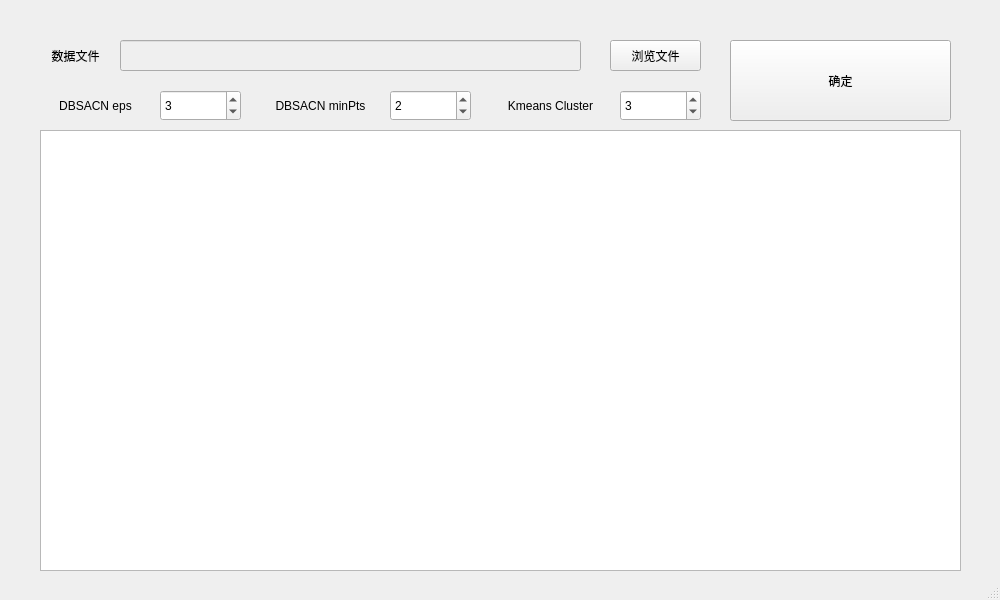
Kuludu/DRML, file UI/mainwindow.ui: the form before one commit.
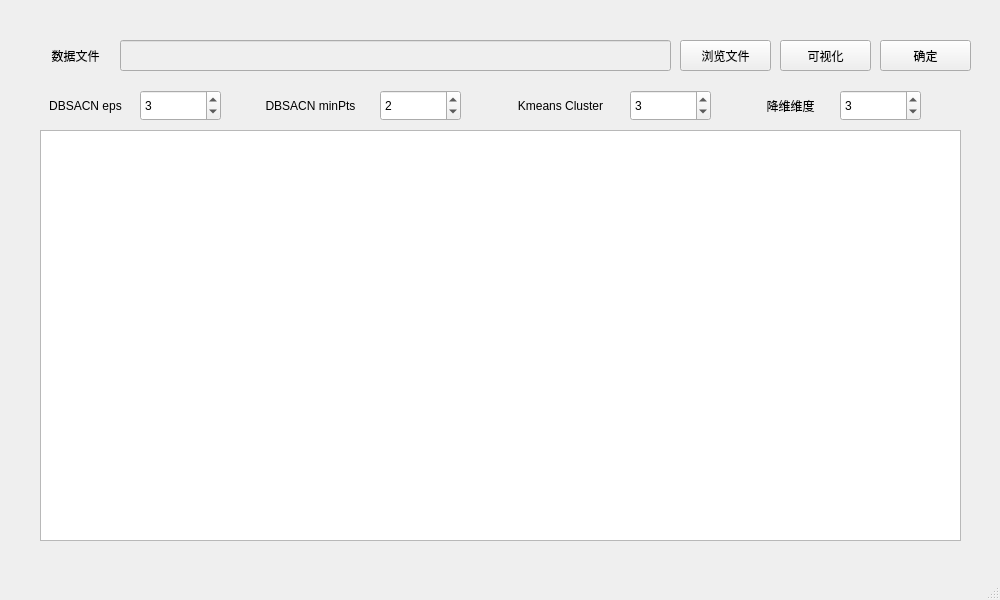
The form after the commit.

Diff of the .ui file:
```diff
--- a/UI/mainwindow.ui
+++ b/UI/mainwindow.ui
@@ -29,10 +29,10 @@
    <widget class="QPushButton" name="submit">
     <property name="geometry">
      <rect>
-      <x>730</x>
+      <x>880</x>
       <y>40</y>
-      <width>221</width>
-      <height>81</height>
+      <width>91</width>
+      <height>31</height>
      </rect>
     </property>
     <property name="text">
@@ -63,7 +63,7 @@
      <rect>
       <x>120</x>
       <y>40</y>
-      <width>461</width>
+      <width>551</width>
       <height>31</height>
      </rect>
     </property>
@@ -74,7 +74,7 @@
    <widget class="QPushButton" name="browse_file">
     <property name="geometry">
      <rect>
-      <x>610</x>
+      <x>680</x>
       <y>40</y>
       <width>91</width>
       <height>31</height>
@@ -93,7 +93,7 @@
       <x>40</x>
       <y>130</y>
       <width>921</width>
-      <height>441</height>
+      <height>411</height>
      </rect>
     </property>
     <property name="editTriggers">
@@ -121,7 +121,7 @@
    <widget class="QSpinBox" name="minpts">
     <property name="geometry">
      <rect>
-      <x>390</x>
+      <x>380</x>
       <y>90</y>
       <width>81</width>
       <height>31</height>
@@ -134,7 +134,7 @@
    <widget class="QLabel" name="label_4">
     <property name="geometry">
      <rect>
-      <x>50</x>
+      <x>40</x>
       <y>90</y>
       <width>91</width>
       <height>31</height>
@@ -150,7 +150,7 @@
    <widget class="QLabel" name="label_5">
     <property name="geometry">
      <rect>
-      <x>270</x>
+      <x>260</x>
       <y>90</y>
       <width>101</width>
       <height>31</height>
@@ -166,7 +166,7 @@
    <widget class="QLabel" name="label_6">
     <property name="geometry">
      <rect>
-      <x>500</x>
+      <x>510</x>
       <y>90</y>
       <width>101</width>
       <height>31</height>
@@ -182,7 +182,7 @@
    <widget class="QSpinBox" name="cluster">
     <property name="geometry">
      <rect>
-      <x>620</x>
+      <x>630</x>
       <y>90</y>
       <width>81</width>
       <height>31</height>
@@ -195,7 +195,7 @@
    <widget class="QSpinBox" name="eps">
     <property name="geometry">
      <rect>
-      <x>160</x>
+      <x>140</x>
       <y>90</y>
       <width>81</width>
       <height>31</height>
@@ -205,6 +205,48 @@
      <number>3</number>
     </property>
    </widget>
+   <widget class="QLabel" name="label_7">
+    <property name="geometry">
+     <rect>
+      <x>740</x>
+      <y>90</y>
+      <width>101</width>
+      <height>31</height>
+     </rect>
+    </property>
+    <property name="text">
+     <string>降维维度</string>
+    </property>
+    <property name="alignment">
+     <set>Qt::AlignCenter</set>
+    </property>
+   </widget>
+   <widget class="QSpinBox" name="dimension">
+    <property name="geometry">
+     <rect>
+      <x>840</x>
+      <y>90</y>
+      <width>81</width>
+      <height>31</height>
+     </rect>
+    </property>
+    <property name="value">
+     <number>3</number>
+    </property>
+   </widget>
+   <widget class="QPushButton" name="visualize_btn">
+    <property name="geometry">
+     <rect>
+      <x>780</x>
+      <y>40</y>
+      <width>91</width>
+      <height>31</height>
+     </rect>
+    </property>
+    <property name="text">
+     <string>可视化</string>
+    </property>
+   </widget>
   </widget>
   <widget class="QStatusBar" name="statusbar"/>
  </widget>
```
